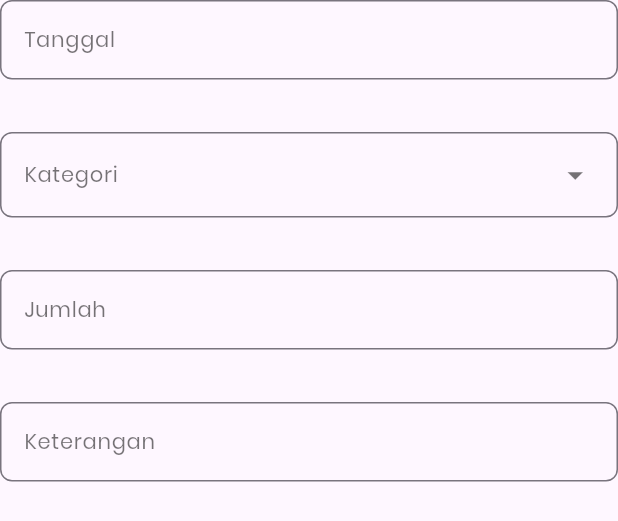
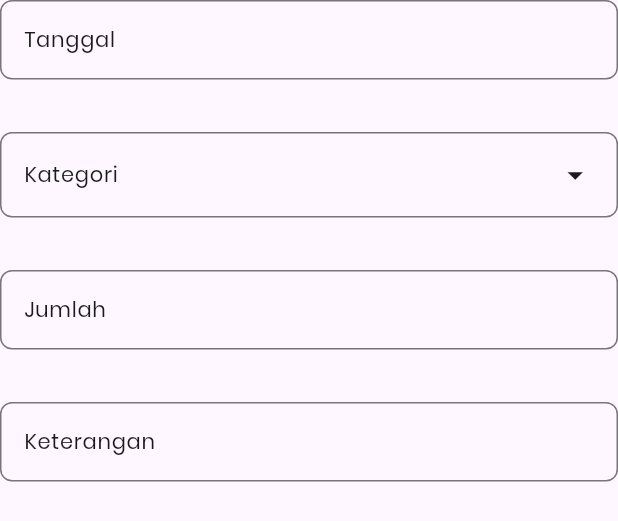
Before and after one commit to irpanzy/Save-Money, a Flutter app: the InputFormWidget widget shown alone on an empty page, opened directly with empty values, on a phone screen of 412 x 824 dp. Shown: the top 521 px of the screen. Run offline on Flutter 3.47's test engine with Material 3 defaults, Android fonts, the phone set to English and light mode, and no system bars; our stand-ins replace dropdown_button2, material_symbols_icons, syncfusion_flutter_charts.

Commit message:
refactor: colors to use design system

```diff
--- a/lib/widgets/input/input_form_widget.dart
+++ b/lib/widgets/input/input_form_widget.dart
@@ -1,6 +1,7 @@
 import 'package:flutter/material.dart';
 import 'package:dropdown_button2/dropdown_button2.dart';
 import 'package:intl/intl.dart';
+import '../../style/color_style.dart';
 
 class InputFormWidget extends StatefulWidget {
   final bool isIncome;
@@ -29,14 +30,14 @@ class _InputFormWidgetState extends State<InputFormWidget> {
           style: const TextStyle(
             fontFamily: "Poppins_Regular",
             fontSize: 14,
-            color: Colors.black,
+            color: ColorStyle.primaryTextBlack,
           ),
           decoration: InputDecoration(
             labelText: 'Tanggal',
             labelStyle: const TextStyle(
               fontFamily: "Poppins_Regular",
               fontSize: 14,
-              color: Colors.black54,
+              color: ColorStyle.primaryTextBlack,
             ),
             border: OutlineInputBorder(
               borderRadius: BorderRadius.circular(8),
@@ -57,7 +58,7 @@ class _InputFormWidgetState extends State<InputFormWidget> {
                   style: const TextStyle(
                     fontFamily: "Poppins_Regular",
                     fontSize: 14,
-                    color: Colors.black,
+                    color: ColorStyle.primaryTextBlack,
                   ),
                 ),
               ),
@@ -71,14 +72,14 @@ class _InputFormWidgetState extends State<InputFormWidget> {
           iconStyleData: const IconStyleData(
             icon: Icon(
               Icons.arrow_drop_down,
-              color: Colors.black54,
+              color: ColorStyle.primaryTextBlack,
             ),
             iconSize: 25,
           ),
           dropdownStyleData: DropdownStyleData(
             decoration: BoxDecoration(
               borderRadius: BorderRadius.circular(8),
-              border: Border.all(color: const Color.fromARGB(255, 30, 5, 5)),
+              border: Border.all(color: ColorStyle.primaryTextBlack),
             ),
             maxHeight: 200,
           ),
@@ -87,11 +88,11 @@ class _InputFormWidgetState extends State<InputFormWidget> {
             labelStyle: const TextStyle(
               fontFamily: "Poppins_Regular",
               fontSize: 14,
-              color: Colors.black54,
+              color: ColorStyle.primaryTextBlack,
             ),
             border: OutlineInputBorder(
               borderRadius: BorderRadius.circular(8),
-              borderSide: const BorderSide(color: Colors.grey),
+              borderSide: const BorderSide(color: ColorStyle.grey),
             ),
           ),
         ),
@@ -102,7 +103,7 @@ class _InputFormWidgetState extends State<InputFormWidget> {
           style: const TextStyle(
             fontFamily: "Poppins_Regular",
             fontSize: 14,
-            color: Colors.black,
+            color: ColorStyle.primaryTextBlack,
           ),
           decoration: InputDecoration(
             labelText: 'Jumlah',
@@ -110,7 +111,7 @@ class _InputFormWidgetState extends State<InputFormWidget> {
             labelStyle: const TextStyle(
               fontFamily: "Poppins_Regular",
               fontSize: 14,
-              color: Colors.black54,
+              color: ColorStyle.primaryTextBlack,
             ),
             border: OutlineInputBorder(
               borderRadius: BorderRadius.circular(8),
@@ -123,14 +124,14 @@ class _InputFormWidgetState extends State<InputFormWidget> {
           style: const TextStyle(
             fontFamily: "Poppins_Regular",
             fontSize: 14,
-            color: Colors.black,
+            color: ColorStyle.primaryTextBlack,
           ),
           decoration: InputDecoration(
             labelText: 'Keterangan',
             labelStyle: const TextStyle(
               fontFamily: "Poppins_Regular",
               fontSize: 14,
-              color: Colors.black54,
+              color: ColorStyle.primaryTextBlack,
             ),
             border: OutlineInputBorder(
               borderRadius: BorderRadius.circular(8),
```
Also changed, not shown: lib/widgets/input/toggle_income_expense_widget.dart (+7 -6 lines).
